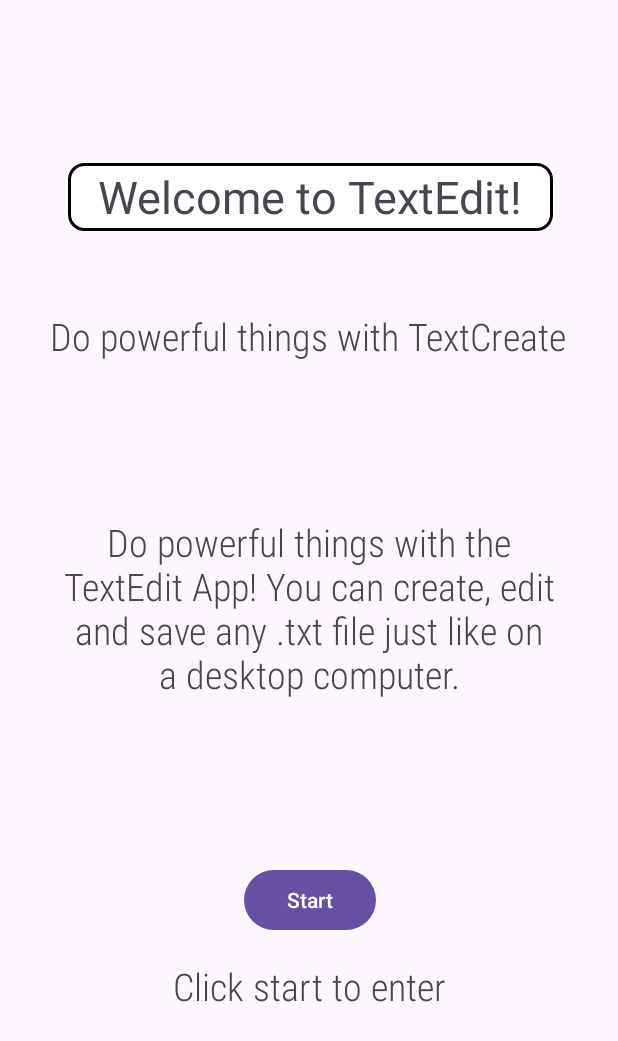
After one commit to Arunhegde1231/TextCreate, an Android app: the MainActivity2 screen opened directly, with no data from a screen before it, on a phone screen of 412 x 824 dp. The commit adds this screen. Shown: the top 1041 px of the screen. Run offline under Robolectric (Android 15) with nearby library versions, the phone set to English and light mode, and no system bars.

Commit message:
Eleventh Commit

```diff
--- a/app/src/main/AndroidManifest.xml
+++ b/app/src/main/AndroidManifest.xml
@@ -1,9 +1,9 @@
 <?xml version="1.0" encoding="utf-8"?>
 <manifest xmlns:android="http://schemas.android.com/apk/res/android"
     xmlns:tools="http://schemas.android.com/tools">
+
     <uses-permission android:name="android.permission.WRITE_EXTERNAL_STORAGE" />
     <uses-permission android:name="android.permission.READ_EXTERNAL_STORAGE" />
-
 
     <application
         android:allowBackup="true"
@@ -16,6 +16,15 @@
         android:theme="@style/Theme.TextCreate"
         tools:targetApi="31">
         <activity
+            android:name=".MainActivity2"
+            android:exported="true">
+            <intent-filter>
+                <action android:name="android.intent.action.MAIN" />
+
+                <category android:name="android.intent.category.LAUNCHER" />
+            </intent-filter>
+        </activity>
+        <activity
             android:name=".MainActivity"
             android:exported="true"
             android:windowSoftInputMode="adjustPan">
@@ -24,7 +33,6 @@
 
                 <category android:name="android.intent.category.LAUNCHER" />
             </intent-filter>
-
         </activity>
     </application>
 
--- /dev/null
+++ b/app/src/main/java/com/example/textcreate/MainActivity2.java
@@ -0,0 +1,29 @@
+package com.example.textcreate;
+
+import androidx.appcompat.app.AppCompatActivity;
+
+import android.annotation.SuppressLint;
+import android.content.Intent;
+import android.os.Bundle;
+import android.view.View;
+import android.widget.Button;
+
+public class MainActivity2 extends AppCompatActivity implements View.OnClickListener{
+    Button start;
+    @SuppressLint("MissingInflatedId")
+    @Override
+    protected void onCreate(Bundle savedInstanceState) {
+        super.onCreate(savedInstanceState);
+        setContentView(R.layout.activity_main2);
+        start=(Button) findViewById(R.id.startbtn);
+        start.setOnClickListener(this);
+    }
+
+    @Override
+    public void onClick(View view) {
+        if(view.equals(start)){
+            Intent i=new Intent(this, MainActivity.class);
+            startActivity(i);
+        }
+    }
+}
--- /dev/null
+++ b/app/src/main/res/layout/activity_main2.xml
@@ -0,0 +1,93 @@
+<?xml version="1.0" encoding="utf-8"?>
+<androidx.constraintlayout.widget.ConstraintLayout xmlns:android="http://schemas.android.com/apk/res/android"
+    xmlns:app="http://schemas.android.com/apk/res-auto"
+    xmlns:tools="http://schemas.android.com/tools"
+    android:layout_width="match_parent"
+    android:layout_height="match_parent"
+    tools:context=".MainActivity2">
+
+    <TextView
+        android:id="@+id/textView2"
+        android:layout_width="323dp"
+        android:layout_height="45dp"
+        android:layout_marginStart="45dp"
+        android:layout_marginTop="62dp"
+        android:layout_marginEnd="43dp"
+        android:layout_marginBottom="624dp"
+        android:background="@drawable/background"
+        android:gravity="center"
+        android:text="@string/welcome_to_textedit"
+        android:textSize="30sp"
+        app:layout_constraintBottom_toBottomOf="parent"
+        app:layout_constraintEnd_toEndOf="parent"
+        app:layout_constraintStart_toStartOf="parent"
+        app:layout_constraintTop_toTopOf="parent" />
+
+    <Button
+        android:id="@+id/startbtn"
+        android:layout_width="wrap_content"
+        android:layout_height="wrap_content"
+        android:layout_marginStart="162dp"
+        android:layout_marginTop="529dp"
+        android:layout_marginEnd="161dp"
+        android:layout_marginBottom="154dp"
+        android:text="@string/start"
+        app:layout_constraintBottom_toBottomOf="parent"
+        app:layout_constraintEnd_toEndOf="parent"
+        app:layout_constraintStart_toStartOf="parent"
+        app:layout_constraintTop_toTopOf="parent" />
+
+    <TextView
+        android:id="@+id/textView3"
+        android:layout_width="328dp"
+        android:layout_height="136dp"
+        android:layout_marginStart="41dp"
+        android:layout_marginTop="297dp"
+        android:layout_marginEnd="42dp"
+        android:layout_marginBottom="298dp"
+        android:fontFamily="sans-serif-condensed-light"
+        android:gravity="top|center"
+        android:text="@string/intro"
+        android:textAlignment="center"
+        android:textSize="25sp"
+        app:layout_constraintBottom_toBottomOf="parent"
+        app:layout_constraintEnd_toEndOf="parent"
+        app:layout_constraintStart_toStartOf="parent"
+        app:layout_constraintTop_toTopOf="parent" />
+
+    <TextView
+        android:id="@+id/textView5"
+        android:layout_width="358dp"
+        android:layout_height="83dp"
+        android:layout_marginStart="26dp"
+        android:layout_marginTop="160dp"
+        android:layout_marginEnd="27dp"
+        android:layout_marginBottom="488dp"
+        android:fontFamily="sans-serif-condensed-light"
+        android:gravity="top|center"
+        android:text="@string/intro1"
+        android:textAlignment="center"
+        android:textSize="25sp"
+        app:layout_constraintBottom_toBottomOf="parent"
+        app:layout_constraintEnd_toEndOf="parent"
+        app:layout_constraintStart_toStartOf="parent"
+        app:layout_constraintTop_toTopOf="parent" />
+
+    <TextView
+        android:id="@+id/textView4"
+        android:layout_width="328dp"
+        android:layout_height="38dp"
+        android:layout_marginStart="41dp"
+        android:layout_marginTop="593dp"
+        android:layout_marginEnd="42dp"
+        android:layout_marginBottom="100dp"
+        android:fontFamily="sans-serif-condensed-light"
+        android:gravity="top|center"
+        android:text="@string/click_start_to_enter"
+        android:textAlignment="center"
+        android:textSize="25sp"
+        app:layout_constraintBottom_toBottomOf="parent"
+        app:layout_constraintEnd_toEndOf="parent"
+        app:layout_constraintStart_toStartOf="parent"
+        app:layout_constraintTop_toTopOf="parent" />
+</androidx.constraintlayout.widget.ConstraintLayout>
--- a/app/src/main/res/values/strings.xml
+++ b/app/src/main/res/values/strings.xml
@@ -6,4 +6,9 @@
     <string name="save">Save</string>
     <string name="create">Create</string>
     <string name="enter_filename">  Enter filename</string>
+    <string name="welcome_to_textedit">Welcome to TextEdit!</string>
+    <string name="start">Start</string>
+    <string name="intro">Do powerful things with the TextEdit App! You can create, edit and save any .txt file just like on a desktop computer.</string>
+    <string name="intro1">Do powerful things with TextCreate</string>
+    <string name="click_start_to_enter">Click start to enter</string>
 </resources>
```
